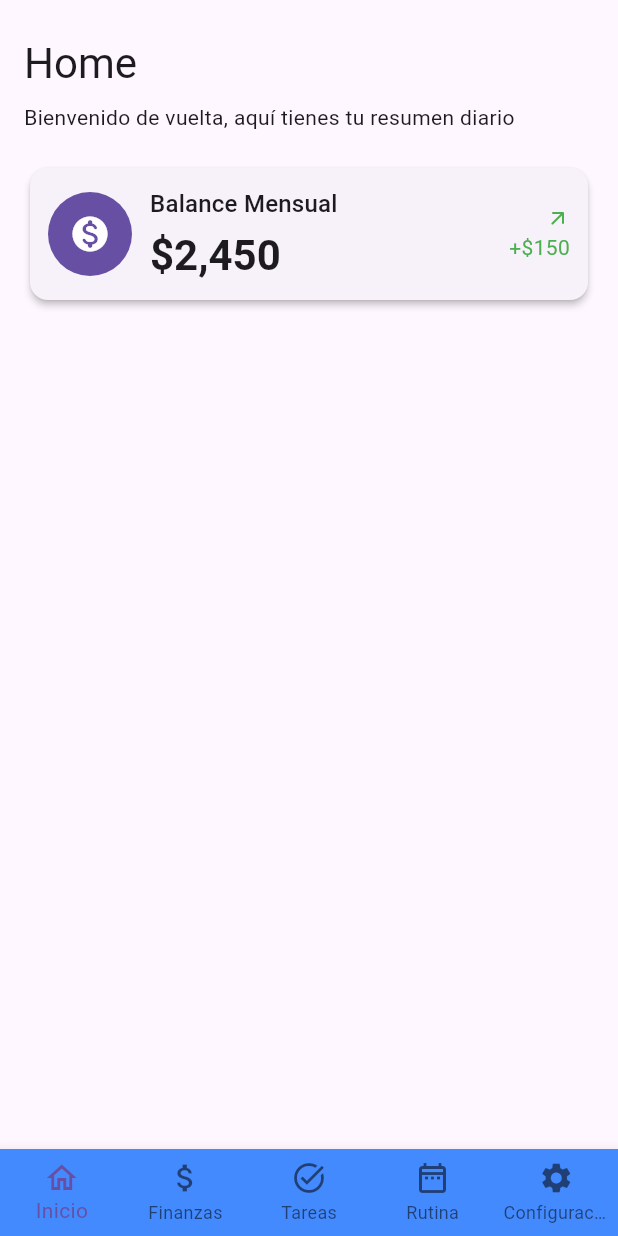
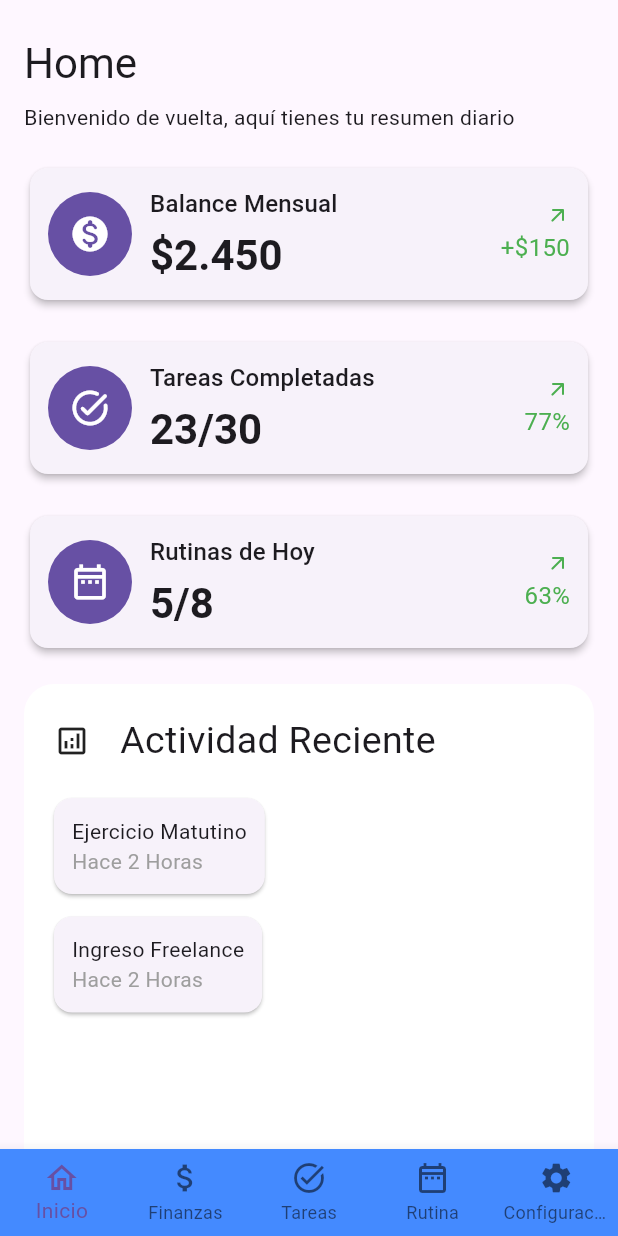
Before and after one commit to DSWAnthony/plannera, a Flutter app: the screen it shows after launch, on a phone screen of 412 x 824 dp. Run offline on Flutter 3.47's test engine with Material 3 defaults, Android fonts, the phone set to English and light mode, and no system bars; our stand-ins replace go_router.

Commit message:
HomeScreen Updated

```diff
--- a/lib/modules/home/presentation/screens/home_screen.dart
+++ b/lib/modules/home/presentation/screens/home_screen.dart
@@ -9,7 +9,7 @@ class HomeScreen extends StatelessWidget {
     final textTheme = theme.textTheme;
 
     return Scaffold(
-      // si quieres AppBar lo añades aquí
+
       body: SafeArea(
         child: SingleChildScrollView(
           padding: const EdgeInsets.symmetric(vertical: 24.0, horizontal: 16.0),
@@ -26,8 +26,122 @@ class HomeScreen extends StatelessWidget {
 
               const SizedBox(height: 20),
 
-              // Card resumen (mejor semántica y contraste)
+              _buildCard(
+                context,
+                Icons.monetization_on_rounded,
+                'Balance Mensual',
+                '\$2.450',
+                '+\$150'
+              ),
+
+              const SizedBox(height: 20 ,),
+
+              _buildCard(
+                context,
+                Icons.task_alt_rounded,
+                'Tareas Completadas',
+                '23/30',
+                '77%'
+              ),
+
+              const SizedBox(height: 20,),
+
+              _buildCard(
+                context,
+                Icons.date_range_outlined,
+                'Rutinas de Hoy',
+                '5/8',
+                '63%'
+              ),
+
+              const SizedBox(height: 20,),
+
               Semantics(
+                container: true,
+                label: 'Actividades Recientes',
+                child: Container(
+                  width: 600,
+                  height: 900,
+                  decoration: BoxDecoration(
+                    color: Colors.white,
+                    borderRadius: BorderRadius.circular(20)
+                  ),
+                  child: Column(
+                    crossAxisAlignment: CrossAxisAlignment.start,
+                    children: [
+
+                        Padding(
+                          padding: EdgeInsetsGeometry.all(20),
+                          child: Row(
+                            children: [
+                              Icon(Icons.analytics_outlined),
+                              const SizedBox(width: 20,),
+                              Text(
+                                'Actividad Reciente',
+                                style: TextStyle(
+                                  fontSize: 25
+                                ),
+                              ),
+                            ],
+                          )
+                        ),
+
+
+                        Card(
+                          margin: EdgeInsets.symmetric(horizontal: 20),
+                          elevation: 1,
+                          shape: RoundedRectangleBorder(borderRadius: BorderRadius.circular(12)),
+                          child: Padding(
+                            padding: const EdgeInsets.all(12.0),
+                            child: Column(
+                              crossAxisAlignment: CrossAxisAlignment.start,
+                              children: [
+                                  Text('Ejercicio Matutino'),
+                                  Text('Hace 2 Horas', style: TextStyle(color: Colors.grey[500]),)
+                              ],
+                            )
+                          ),
+                        ),
+                        Card(
+                          margin: EdgeInsets.symmetric(horizontal: 20, vertical: 15),
+                          elevation: 1,
+                          shape: RoundedRectangleBorder(borderRadius: BorderRadius.circular(12)),
+                          child: Padding(
+                            padding: const EdgeInsets.all(12.0),
+                            child: Column(
+                              crossAxisAlignment: CrossAxisAlignment.start,
+                              children: [
+                                  Text('Ingreso Freelance'),
+                                  Text('Hace 2 Horas', style: TextStyle(color: Colors.grey[500]),)
+                              ],
+                            )
+                          ),
+                        ),
+                    ],
+                  )
+                )
+
+              )
+
+            ],
+          ),
+        ),
+      ),
+    );
+  }
+
+
+  Widget _buildCard(
+    BuildContext context,
+    IconData icon,
+    String title,
+    String balance,
+    String porcent
+  ) {
+    final theme = Theme.of(context);
+    final textTheme = theme.textTheme;
+
+    return Semantics(
                 container: true,
                 label: 'Resumen de balance mensual. Muestra el balance y la variación.',
                 child: Card(
@@ -38,48 +152,39 @@ class HomeScreen extends StatelessWidget {
                     child: Row(
                       crossAxisAlignment: CrossAxisAlignment.center,
                       children: [
-                        // Leading icon con buen contraste
+
                         CircleAvatar(
                           radius: 28,
                           backgroundColor: theme.colorScheme.primary,
-                          child: Icon(Icons.monetization_on_rounded, color: Colors.white, size: 28),
+                          child: Icon(icon, color: Colors.white, size: 28),
                         ),
 
                         const SizedBox(width: 12),
 
-                        // Texto principal (expandible)
                         Expanded(
                           child: Column(
                             crossAxisAlignment: CrossAxisAlignment.start,
                             children: [
-                              Text('Balance Mensual', style: textTheme.titleMedium),
+                              Text( title, style: textTheme.titleMedium),
                               const SizedBox(height: 4),
-                              Text('\$2,450', style: textTheme.headlineMedium?.copyWith(fontWeight: FontWeight.w700)),
+                              Text(balance, style: textTheme.headlineMedium?.copyWith(fontWeight: FontWeight.w700)),
                             ],
                           ),
                         ),
 
-                        // Cambio (pequeño, alineado)
                         Column(
                           mainAxisSize: MainAxisSize.min,
                           crossAxisAlignment: CrossAxisAlignment.end,
-                          children: const [
+                          children: [
                             Icon(Icons.arrow_outward_rounded, color: Colors.green, size: 16),
                             SizedBox(height: 2),
-                            Text('+\$150', style: TextStyle(color: Colors.green, fontSize: 14)),
+                            Text(porcent, style: TextStyle(color: Colors.green, fontSize: 16)),
                           ],
                         ),
                       ],
                     ),
                   ),
                 ),
-              ),
-
-              // ... más contenido aquí
-            ],
-          ),
-        ),
-      ),
-    );
+              );
   }
 }
```
